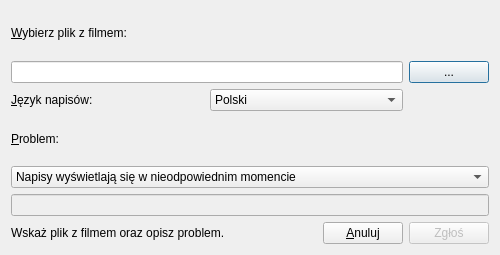
Old version of the form ui/frmreport.ui in the repository QNapi/qnapi.
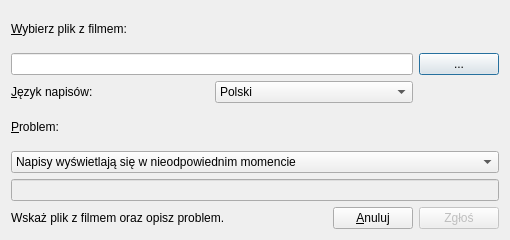
New version of the form. Icons and pictures are not drawn.

Patch:
```diff
--- a/ui/frmreport.ui
+++ b/ui/frmreport.ui
@@ -5,8 +5,8 @@
    <rect>
     <x>0</x>
     <y>0</y>
-    <width>500</width>
-    <height>255</height>
+    <width>510</width>
+    <height>240</height>
    </rect>
   </property>
   <property name="minimumSize" >
```
Left out of the diff: 2 changed lines with no effect on the pictures.
